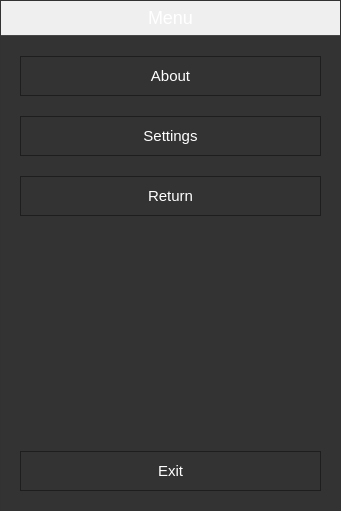
Qt form EscapeDialog.ui (UCSolarCarTeam/Delta-Desktop-Client-Telemetry) before a commit.
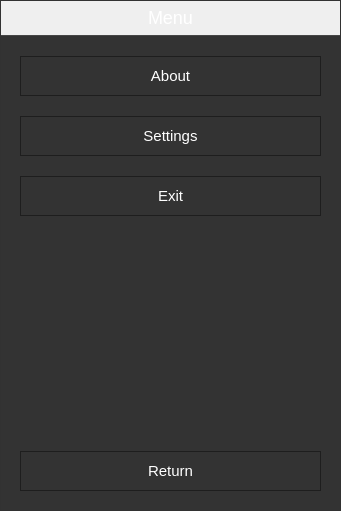
The same form after that commit. Icons and pictures are not drawn.

Commit message: added code for escape window

Diff of the .ui file:
```diff
--- a/EscapeDialog.ui
+++ b/EscapeDialog.ui
@@ -183,23 +183,6 @@
            </property>
           </widget>
          </item>
-         <item row="2" column="0">
-          <widget class="QPushButton" name="returnButton">
-           <property name="minimumSize">
-            <size>
-             <width>0</width>
-             <height>60</height>
-            </size>
-           </property>
-           <property name="styleSheet">
-            <string notr="true">margin-left: 20px;
-margin-right: 20px;</string>
-           </property>
-           <property name="text">
-            <string>Return</string>
-           </property>
-          </widget>
-         </item>
         </layout>
        </widget>
       </item>
@@ -239,23 +222,6 @@
           <number>0</number>
          </property>
          <item row="1" column="0">
-          <widget class="QPushButton" name="exitButton">
-           <property name="minimumSize">
-            <size>
-             <width>0</width>
-             <height>80</height>
-            </size>
-           </property>
-           <property name="styleSheet">
-            <string notr="true">margin-left: 20px;
-margin-right: 20px;</string>
-           </property>
-           <property name="text">
-            <string>Exit</string>
-           </property>
-          </widget>
-         </item>
-         <item row="0" column="0">
           <spacer name="verticalSpacer">
            <property name="orientation">
             <enum>Qt::Vertical</enum>
@@ -268,6 +234,40 @@
            </property>
           </spacer>
          </item>
+         <item row="2" column="0">
+          <widget class="QPushButton" name="returnButton">
+           <property name="minimumSize">
+            <size>
+             <width>0</width>
+             <height>80</height>
+            </size>
+           </property>
+           <property name="styleSheet">
+            <string notr="true">margin-left: 20px;
+margin-right: 20px;</string>
+           </property>
+           <property name="text">
+            <string>Return</string>
+           </property>
+          </widget>
+         </item>
+         <item row="0" column="0">
+          <widget class="QPushButton" name="exitButton">
+           <property name="minimumSize">
+            <size>
+             <width>0</width>
+             <height>80</height>
+            </size>
+           </property>
+           <property name="styleSheet">
+            <string notr="true">margin-left: 20px;
+margin-right: 20px;</string>
+           </property>
+           <property name="text">
+            <string>Exit</string>
+           </property>
+          </widget>
+         </item>
         </layout>
        </widget>
       </item>
```
Left out of the diff: 12 changed lines with no effect on the pictures. The commit also changes 22 other files.
